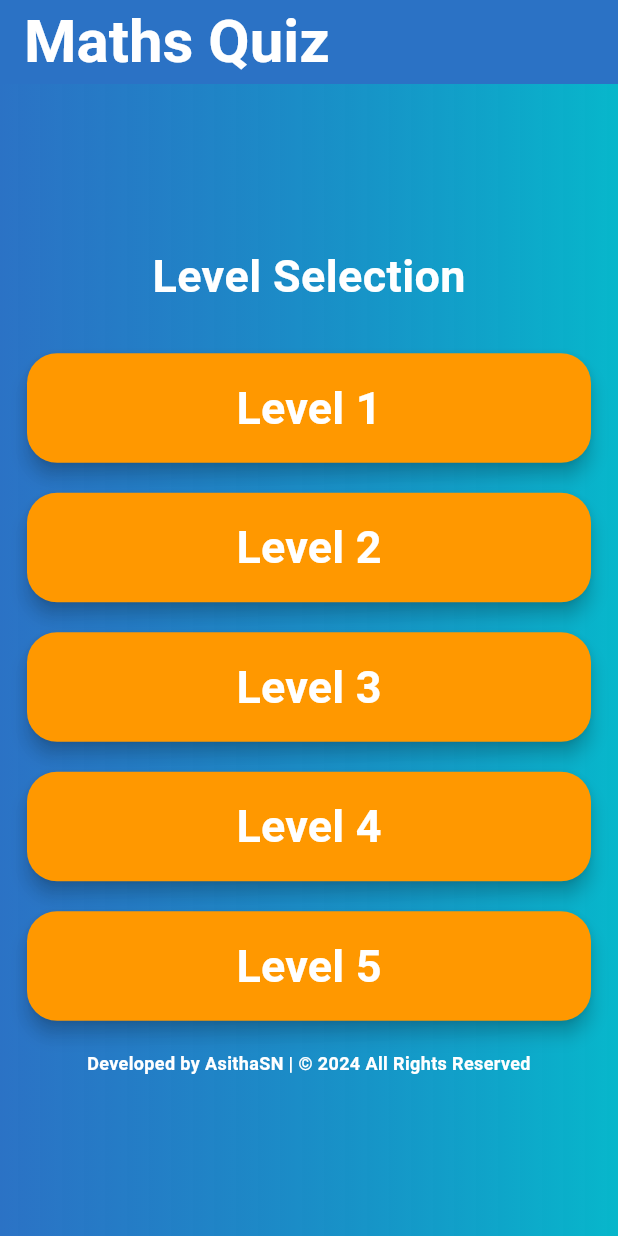
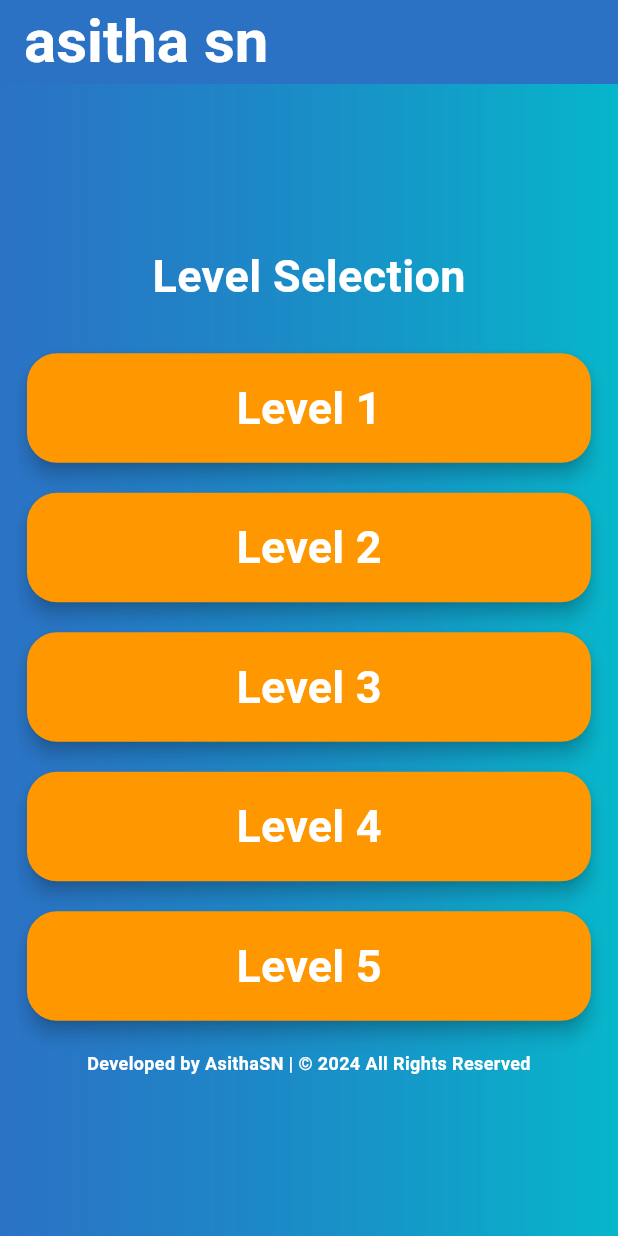
Before and after one commit to asithan42/CODSOFT-Quiz-App, a Flutter app: the screen it shows after launch, on a phone screen of 412 x 824 dp. Run offline on Flutter 3.47's test engine with Material 3 defaults, Android fonts, the phone set to English and light mode, and no system bars; our stand-ins replace lottie.

Commit message:
app bar updated

```diff
--- a/lib/screens/selectQuestion.dart
+++ b/lib/screens/selectQuestion.dart
@@ -16,7 +16,7 @@ class LevelSelectionScreen extends StatelessWidget {
       appBar: AppBar(
         backgroundColor: mainColor,
         title: const Text(
-          "Maths Quiz",
+          "asitha sn",
           style: TextStyle(
             fontWeight: FontWeight.bold,
             color: lettercolor,
```
